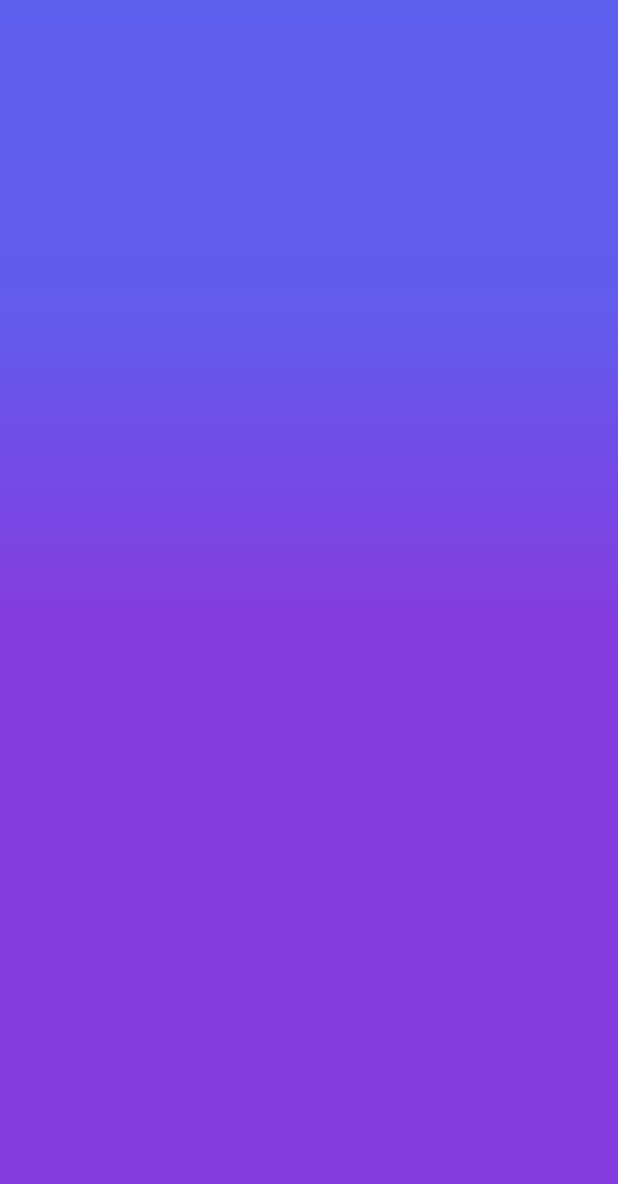
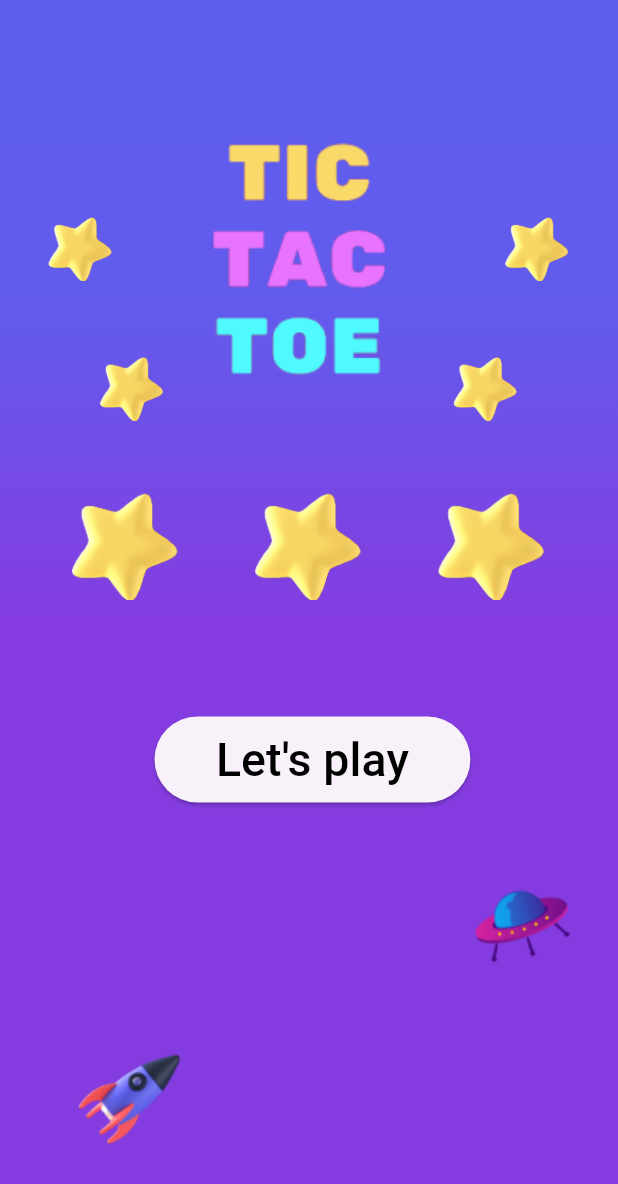
Before and after one commit to mido4315/TicTacToe, a Flutter app: the screen it shows after launch, on a phone screen of 412 x 824 dp. Shown: the top 1184 px of the screen. Run offline on Flutter 3.47's test engine with Material 2 defaults, Android fonts, the light colour scheme and no system bars; our stand-ins replace flutter_screenutil, go_router, google_fonts.

Commit message:
all home page ui done

```diff
--- a/lib/features/home/presentation/home_page.dart
+++ b/lib/features/home/presentation/home_page.dart
@@ -1,5 +1,8 @@
 import 'package:flutter/material.dart';
+import 'package:go_router/go_router.dart';
+import 'package:tic_tac_toe/core/app_router.dart';
 import 'package:tic_tac_toe/core/constants/colors.dart';
+import 'package:flutter_screenutil/flutter_screenutil.dart';
 
 class HomePage extends StatelessWidget {
   const HomePage({Key? key}) : super(key: key);
@@ -12,11 +15,106 @@ class HomePage extends StatelessWidget {
           gradient: MainColor.backgroundGradient,
         ),
         // padding: const EdgeInsets.fromLTRB(10, 0, 10, 0),
-          child: const Center(
-            child: Column(
-              children: [],
+        child: Stack(
+          children: [
+            Positioned(
+              height: 40.h,
+              width: 40.w,
+              top: 119.h,
+              left: 27.w,
+              child: Image.asset(
+                "assets/icons/star1.png",
               ),
             ),
-        ));
+            Positioned(
+              height: 40.h,
+              width: 40.w,
+              top: 197.h,
+              left: 57.w,
+              child: Image.asset(
+                "assets/icons/star1.png",
+              ),
+            ),
+            Positioned(
+              top: 60.h,
+              left: 72.w,
+              child: Image.asset(
+                'assets/icons/title1.png',
+              ),
+            ),
+            Positioned(
+              height: 40.h,
+              width: 40.w,
+              top: 119.h,
+              right: 27.w,
+              child: Image.asset(
+                "assets/icons/star1.png",
+              ),
+            ),
+            Positioned(
+              height: 40.h,
+              width: 40.w,
+              top: 197.h,
+              right: 57.w,
+              child: Image.asset(
+                "assets/icons/star1.png",
+              ),
+            ),
+            Positioned(
+              height: 60.h,
+              width: 360.w,
+              top: 275.h,
+              child: Row(
+                mainAxisAlignment: MainAxisAlignment.spaceEvenly,
+                children: [
+                  Image.asset(
+                    "assets/icons/star1.png",
+                  ),
+                  Image.asset(
+                    "assets/icons/star1.png",
+                  ),
+                  Image.asset(
+                    "assets/icons/star1.png",
+                  ),
+                ],
+              ),
+            ),
+            Positioned(
+              top: 400.h,
+              left: 90.w,
+              width: 184.w,
+              height: 48.h,
+              child: ElevatedButton(
+                onPressed: () {
+                  GoRouter.of(context).push((AppRouter.kSelectGame));
+                },
+                child: Text(
+                  'Let\'s play',
+                  style: TextStyle(fontSize: 27.sp, color: Colors.black),
+                ),
+              ),
+            ),
+            Positioned(
+              bottom: 104.h,
+              right: 0,
+              height: 132.h,
+              width: 118.w,
+              child: Image.asset(
+                "assets/icons/ufo.png",
+              ),
+            ),
+            Positioned(
+              bottom: 0,
+              left: 0,
+              height: 156.h,
+              width: 160.w,
+              child: Image.asset(
+                "assets/icons/rocket.png",
+              ),
+            ),
+          ],
+        ),
+      ),
+    );
   }
 }
```
Lines whose indentation alone changed are shown as unchanged.
